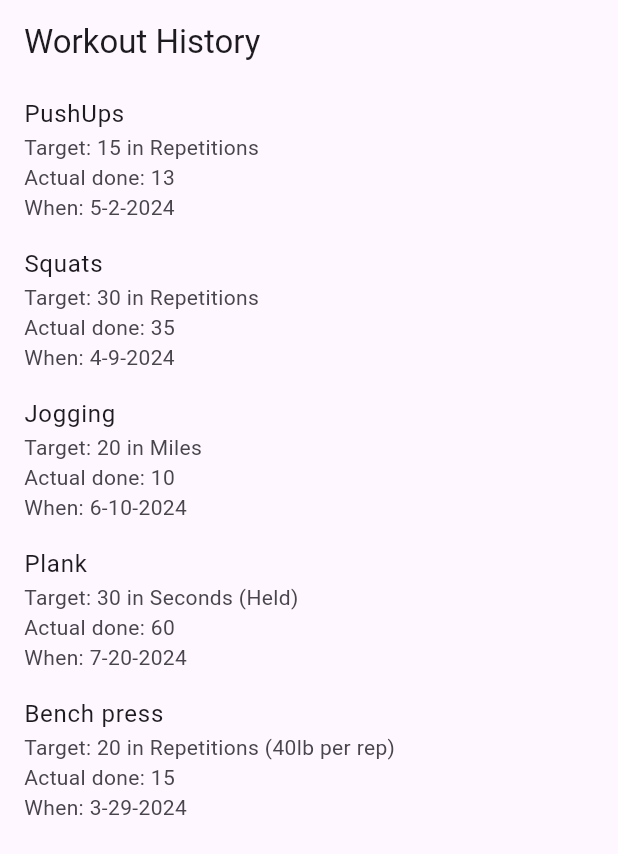
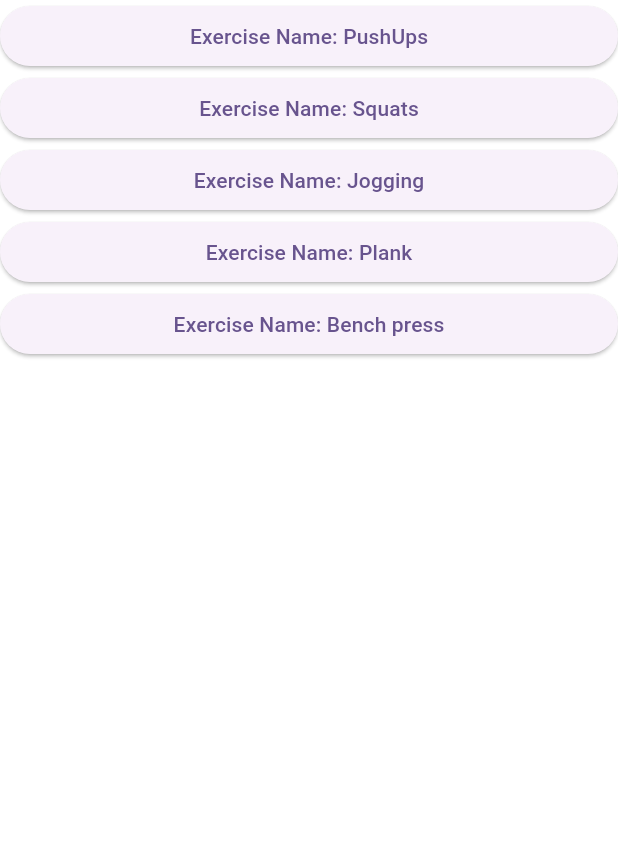
Before and after one commit to esousasilva/Eduardo-Mobile-App-CPSC-5250, a Flutter app: the screen it shows after launch, on a phone screen of 412 x 824 dp. Shown: the top 854 px of the screen. Run offline on Flutter 3.47's test engine with Material 3 defaults, Android fonts, the phone set to English and light mode, and no system bars.

Commit message:
Added workout list page and navigation to workout history page

```diff
--- a/lib/main.dart
+++ b/lib/main.dart
@@ -1,4 +1,5 @@
 import 'package:eduardo_personal_app/pages/workout_history_page.dart';
+import 'package:eduardo_personal_app/pages/workout_list.dart';
 import 'package:flutter/material.dart';
 
 void main() {
@@ -18,7 +19,7 @@ class MyApp extends StatelessWidget {
         colorScheme: ColorScheme.fromSeed(seedColor: Colors.deepPurple),
         useMaterial3: true,
       ),
-      home: const WorkoutHistoryPage(),
+      home: const WorkoutList(),
     );
   }
 }
--- /dev/null
+++ b/lib/model/sample_data.dart
@@ -0,0 +1,18 @@
+import 'package:eduardo_personal_app/model/exercise_result.dart';
+import 'package:eduardo_personal_app/model/workout.dart';
+import 'exercise.dart';
+
+final sampleData = Workout([
+  ExerciseResult(Exercise('PushUps', 15, 'Repetitions'), 13),
+  ExerciseResult(Exercise('Squats', 30, 'Repetitions'), 35),
+  ExerciseResult(Exercise('Jogging', 20, 'Miles'), 10),
+  ExerciseResult(Exercise('Plank', 30, 'Seconds (Held)'), 60),
+  ExerciseResult(Exercise('Bench press', 20, 'Repetitions (40lb per rep)'), 15),
+],[
+  DateTime.utc(2024, 5, 2),
+  DateTime.utc(2024, 4, 9),
+  DateTime.utc(2024, 6, 10),
+  DateTime.utc(2024, 7, 20),
+  DateTime.utc(2024, 3, 29),
+]
+);
--- a/lib/pages/workout_history_page.dart
+++ b/lib/pages/workout_history_page.dart
@@ -1,49 +1,25 @@
 import 'package:eduardo_personal_app/model/exercise.dart';
 import 'package:eduardo_personal_app/model/workout.dart';
+import 'package:eduardo_personal_app/pages/workout_details.dart';
+import 'package:eduardo_personal_app/pages/workout_list.dart';
 import 'package:flutter/material.dart';
+import 'package:eduardo_personal_app/model/sample_data.dart';
 
 import '../model/exercise_result.dart';
 
 class WorkoutHistoryPage extends StatelessWidget {
-  const WorkoutHistoryPage({super.key});
+  final ExerciseResult exerciseResult;
+
+  const WorkoutHistoryPage({super.key, required this.exerciseResult});
 
   @override
   Widget build(BuildContext context) {
-    final _sampleData = Workout([
-      ExerciseResult(Exercise('PushUps', 15, 'Repetitions'), 13),
-      ExerciseResult(Exercise('Squats', 30, 'Repetitions'), 35),
-      ExerciseResult(Exercise('Jogging', 20, 'Miles'), 10),
-      ExerciseResult(Exercise('Plank', 30, 'Seconds (Held)'), 60),
-      ExerciseResult(Exercise('Bench press', 20, 'Repetitions (40lb per rep)'), 15),
-      ],[
-        DateTime.utc(2024, 5, 2),
-        DateTime.utc(2024, 4, 9),
-        DateTime.utc(2024, 6, 10),
-        DateTime.utc(2024, 7, 20),
-        DateTime.utc(2024, 3, 29),
-      ]
-    );
-
     return Scaffold(
-      appBar: AppBar(
-        title: const Text('Workout History'),
+      body: SafeArea(
+        child: SingleChildScrollView(
+          child: WorkoutDetails(exerciseResult: exerciseResult, dateTime: DateTime.now(),),
+        ),
       ),
-      body: ListView.builder(
-        itemCount: _sampleData.exerciseResults.length,
-        itemBuilder: (context, index) {
-          final exercise = _sampleData.exerciseResults[index];
-          final dateTime = _sampleData.dateTimeWhenWasDone[index];
-
-
-          return ListTile(
-            title: Text(exercise.exercise.name),
-            subtitle: Text('Target: ${exercise.exercise.target_output} in '
-                '${exercise.exercise.unit} \nActual done: '
-                '${exercise.actuallyAchievedOutput}\nWhen: '
-                '${dateTime.month}-${dateTime.day}-${dateTime.year}'),
-          );
-        },
-      )
     );
   }
 }
--- /dev/null
+++ b/lib/pages/workout_list.dart
@@ -0,0 +1,37 @@
+import 'package:eduardo_personal_app/model/exercise_result.dart';
+import 'package:eduardo_personal_app/pages/workout_history_page.dart';
+import 'package:eduardo_personal_app/model/sample_data.dart';
+import 'package:flutter/material.dart';
+
+
+class WorkoutList extends StatelessWidget {
+  const WorkoutList({super.key});
+
+  @override
+  Widget build(BuildContext context) {
+    return ListView.builder(
+      itemCount: sampleData.exerciseResults.length,
+      itemBuilder: (context, index) => _WorkoutListItem(sampleData.exerciseResults[index]),
+    );
+  }
+}
+
+class _WorkoutListItem extends StatelessWidget {
+  final ExerciseResult exerciseResult;
+
+  const _WorkoutListItem(this.exerciseResult);
+
+  @override
+  Widget build(BuildContext context) {
+    return ElevatedButton(
+      child: Text('Exercise Name: ${exerciseResult.exercise.name}'),
+      onPressed: () {
+        Navigator.of(context).push(
+          MaterialPageRoute(
+              builder: (context) => WorkoutHistoryPage(exerciseResult: exerciseResult)
+          ),
+        );
+      },
+    );
+  }
+}
```
Also changed, not shown: lib/pages/workout_details.dart (+25 -19 lines).
